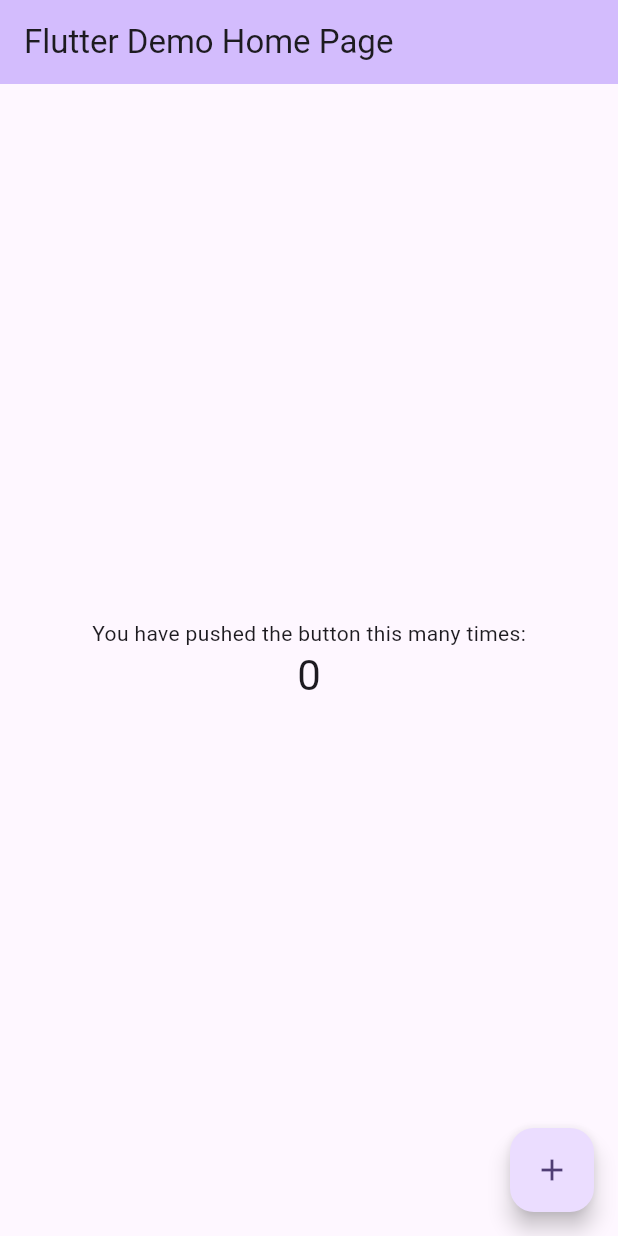
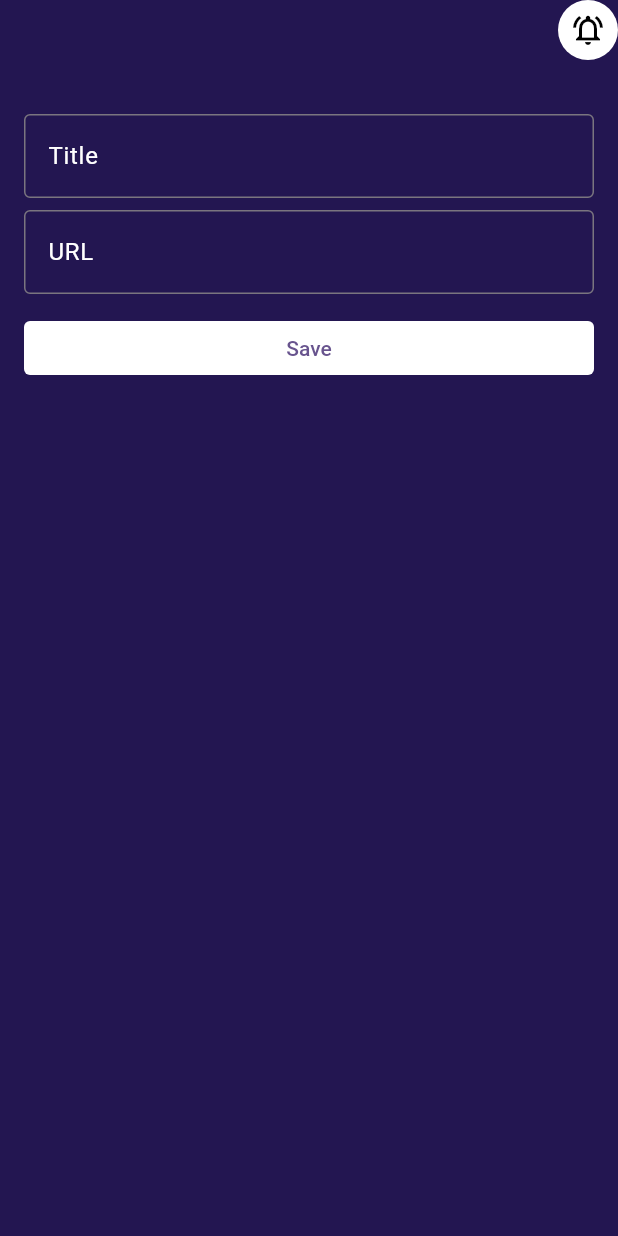
Before and after one commit to Cavin6080/bookmark-manager, a Flutter app: the screen it shows after launch, on a phone screen of 412 x 824 dp. Run offline on Flutter 3.47's test engine with Material 3 defaults, Android fonts, the light colour scheme and no system bars; our stand-ins replace animated_text_kit, concentric_transition, dio, flashy_tab_bar2, flutter_svg, get and 1 more; missing offline and left inert: link_preview_generator, receive_sharing_intent.

Commit message:
Added extension adding functionality

```diff
--- /dev/null
+++ b/packages/bookmark_manager_extension/lib/extension_controller.dart
@@ -0,0 +1,35 @@
+import 'package:dio/browser.dart';
+import 'package:dio/dio.dart';
+import 'package:flutter/cupertino.dart';
+import 'package:get/get.dart';
+
+class AddBookmarkController extends GetxController {
+  final titleController = TextEditingController();
+  final urlController = TextEditingController();
+
+  bool isLoading = false;
+
+  Future<bool> saveBookmark(String title, String url) async {
+    isLoading = true;
+    update();
+    final dio = Dio();
+    dio.httpClientAdapter = BrowserHttpClientAdapter();
+
+    final result = await dio.post(
+        options: Options(contentType: 'application/json'),
+        'https://directus-supabase.onrender.com/items/bookmarks/',
+        data: {'title': title, 'url': url});
+
+    if (result.statusCode == 400) {
+      isLoading = false;
+      update();
+      return false;
+    } else {
+      isLoading = false;
+      urlController.clear();
+      titleController.clear();
+      update();
+      return true;
+    }
+  }
+}
--- a/packages/bookmark_manager_extension/lib/main.dart
+++ b/packages/bookmark_manager_extension/lib/main.dart
@@ -1,4 +1,6 @@
+import 'package:bookmark_manager_extension/extension_controller.dart';
 import 'package:flutter/material.dart';
+import 'package:get/get.dart';
 
 void main() {
   runApp(const MyApp());
@@ -7,27 +9,11 @@
 class MyApp extends StatelessWidget {
   const MyApp({super.key});
 
-  // This widget is the root of your application.
   @override
   Widget build(BuildContext context) {
     return MaterialApp(
       title: 'Flutter Demo',
       theme: ThemeData(
-        // This is the theme of your application.
-        //
-        // TRY THIS: Try running your application with "flutter run". You'll see
-        // the application has a purple toolbar. Then, without quitting the app,
-        // try changing the seedColor in the colorScheme below to Colors.green
-        // and then invoke "hot reload" (save your changes or press the "hot
-        // reload" button in a Flutter-supported IDE, or press "r" if you used
-        // the command line to start the app).
-        //
-        // Notice that the counter didn't reset back to zero; the application
-        // state is not lost during the reload. To reset the state, use hot
-        // restart instead.
-        //
-        // This works for code too, not just values: Most code changes can be
-        // tested with just a hot reload.
         colorScheme: ColorScheme.fromSeed(seedColor: Colors.deepPurple),
         useMaterial3: true,
       ),
@@ -39,15 +25,6 @@
 class MyHomePage extends StatefulWidget {
   const MyHomePage({super.key, required this.title});
 
-  // This widget is the home page of your application. It is stateful, meaning
-  // that it has a State object (defined below) that contains fields that affect
-  // how it looks.
-
-  // This class is the configuration for the state. It holds the values (in this
-  // case the title) provided by the parent (in this case the App widget) and
-  // used by the build method of the State. Fields in a Widget subclass are
-  // always marked "final".
-
   final String title;
 
   @override
@@ -55,71 +32,196 @@
 }
 
 class _MyHomePageState extends State<MyHomePage> {
-  int _counter = 0;
+  final controller = Get.put(AddBookmarkController());
+  @override
+  Widget build(BuildContext context) {
+    return Scaffold(
+      backgroundColor: const Color(0xFF231651),
+      body: SafeArea(
+        child: Column(
+          crossAxisAlignment: CrossAxisAlignment.start,
+          children: [
+            Row(
+              children: [
+                // Padding(
+                //   padding: const EdgeInsets.all(12.0),
+                //   child: Image.asset(
+                //     'assets/images/one_save_background_text.png',
+                //     width: MediaQuery.of(context).size.width * 0.5,
+                //   ),
+                // ),
+                const Spacer(),
+                CircleAvatar(
+                  backgroundColor: Colors.white,
+                  child: IconButton(
+                    icon: const Icon(Icons.notifications_active_outlined),
+                    color: Colors.black,
+                    onPressed: () {},
+                  ),
+                )
+              ],
+            ),
+            ListView(
+              shrinkWrap: true,
+              padding: const EdgeInsets.all(16),
+              physics: const NeverScrollableScrollPhysics(),
+              children: [
+                const SizedBox(height: 20),
+                TextField(
+                  controller: controller.titleController,
+                  style: const TextStyle(color: Colors.white),
+                  decoration: const InputDecoration(
+                      hintText: 'Title',
+                      border: OutlineInputBorder(),
+                      hintStyle: TextStyle(color: Colors.white)),
+                ),
+                const SizedBox(height: 8),
+                TextField(
+                  controller: controller.urlController,
+                  style: const TextStyle(color: Colors.white),
+                  decoration: const InputDecoration(
+                      hintText: 'URL',
+                      border: OutlineInputBorder(),
+                      hintStyle: TextStyle(color: Colors.white)),
+                ),
+                const SizedBox(height: 18),
+                GetBuilder<AddBookmarkController>(
+                  builder: (logic) {
+                    return CustomButton(
+                      buttonState: logic.isLoading ? ButtonState.inProgress : ButtonState.normal,
+                      onPressed: () async {
+                        final isAdded = await logic.saveBookmark(
+                          logic.titleController.text,
+                          logic.urlController.text,
+                        );
+                        if (isAdded) {
+                          Get.snackbar('Saved', 'Your bookmark is saved successfully');
+                        } else {
+                          Get.snackbar('Error', 'Your bookmark can\'t be saved',
+                              backgroundColor: Colors.red);
+                        }
+                      },
+                      color: Colors.white,
+                      child: const Text('Save'),
+                    );
+                  },
+                ),
+              ],
+            )
+          ],
+        ),
+      ),
+    );
+  }
+}
 
-  void _incrementCounter() {
-    setState(() {
-      // This call to setState tells the Flutter framework that something has
-      // changed in this State, which causes it to rerun the build method below
-      // so that the display can reflect the updated values. If we changed
-      // _counter without calling setState(), then the build method would not be
-      // called again, and so nothing would appear to happen.
-      _counter++;
-    });
-  }
+class CustomButton extends StatelessWidget {
+  const CustomButton({
+    required this.onPressed,
+    super.key,
+    this.buttonState = ButtonState.normal,
+    this.progressColor = Colors.white,
+    this.borderRadius,
+    this.child,
+    this.color,
+    this.textColor = Colors.white,
+    this.elevation,
+    this.isDisabled,
+  });
+
+  /// Callback when this button is pressed
+  final Function? onPressed;
+
+  /// State of the button.
+  ///
+  /// Defaults to [ButtonState.normal]
+  final ButtonState buttonState;
+
+  /// Child of the button to show when the
+  /// state is [ButtonState.normal]
+  final Widget? child;
+  final double? borderRadius;
+
+  /// Color for [CircularProgressIndicator] which will be shown
+  /// when state is [ButtonState.inProgress]
+  ///
+  /// Defaults to [Colors.white]
+  final Color progressColor;
+
+  /// Color of the button
+  final Color? color;
+
+  /// Text color
+  final Color? textColor;
+
+  /// Elevation
+  final double? elevation;
+
+  // enable - disable
+  final bool? isDisabled;
 
   @override
   Widget build(BuildContext context) {
-    // This method is rerun every time setState is called, for instance as done
-    // by the _incrementCounter method above.
-    //
-    // The Flutter framework has been optimized to make rerunning build methods
-    // fast, so that you can just rebuild anything that needs updating rather
-    // than having to individually change instances of widgets.
-    return Scaffold(
-      appBar: AppBar(
-        // TRY THIS: Try changing the color here to a specific color (to
-        // Colors.amber, perhaps?) and trigger a hot reload to see the AppBar
-        // change color while the other colors stay the same.
-        backgroundColor: Theme.of(context).colorScheme.inversePrimary,
-        // Here we take the value from the MyHomePage object that was created by
-        // the App.build method, and use it to set our appbar title.
-        title: Text(widget.title),
-      ),
-      body: Center(
-        // Center is a layout widget. It takes a single child and positions it
-        // in the middle of the parent.
-        child: Column(
-          // Column is also a layout widget. It takes a list of children and
-          // arranges them vertically. By default, it sizes itself to fit its
-          // children horizontally, and tries to be as tall as its parent.
-          //
-          // Column has various properties to control how it sizes itself and
-          // how it positions its children. Here we use mainAxisAlignment to
-          // center the children vertically; the main axis here is the vertical
-          // axis because Columns are vertical (the cross axis would be
-          // horizontal).
-          //
-          // TRY THIS: Invoke "debug painting" (choose the "Toggle Debug Paint"
-          // action in the IDE, or press "p" in the console), to see the
-          // wireframe for each widget.
-          mainAxisAlignment: MainAxisAlignment.center,
-          children: <Widget>[
-            const Text(
-              'You have pushed the button this many times:',
+    // Get the default radius if it's not done yet
+    var defaultRadius = borderRadius ?? 4;
+
+    return LayoutBuilder(
+      builder: (context, constraints) {
+        final height = Theme.of(context).buttonTheme.height;
+        final padding = Theme.of(context).buttonTheme.padding;
+        final width = constraints.maxWidth;
+
+        // When in progress mode, we want to convert the button
+        // to circle so the height and width should be same
+        final widthToSet = buttonState == ButtonState.normal ? width : height;
+
+        // Set the radius to the half of the height in order to
+        // convert the button to circle when in progress mode
+        final radiusToSet = buttonState == ButtonState.normal ? defaultRadius : height / 2;
+
+        // Remove the padding when in the progress mode
+        final paddingToSet = buttonState == ButtonState.normal ? padding : EdgeInsets.zero;
+
+        // Show progress bar when in the progress mode instead
+        // of actual child of this button
+        final childToSet = buttonState == ButtonState.normal
+            ? child
+            : CircularProgressIndicator(
+                valueColor: AlwaysStoppedAnimation(progressColor),
+              );
+
+        return AnimatedContainer(
+          width: widthToSet,
+          height: height,
+          duration: const Duration(
+            milliseconds: 300,
+          ),
+          curve: Curves.linearToEaseOut,
+          child: ElevatedButton(
+            style: ElevatedButton.styleFrom(
+              shadowColor: Colors.transparent,
+              backgroundColor:
+                  !(isDisabled ?? false) ? color ?? const Color(0xFF231651) : Colors.grey,
+              shape: RoundedRectangleBorder(
+                borderRadius: BorderRadius.circular(radiusToSet),
+              ),
+              padding: paddingToSet,
+              textStyle: TextStyle(color: textColor, fontWeight: FontWeight.w500),
+              elevation: elevation ?? 0,
             ),
-            Text(
-              '$_counter',
-              style: Theme.of(context).textTheme.headlineMedium,
-            ),
-          ],
-        ),
-      ),
-      floatingActionButton: FloatingActionButton(
-        onPressed: _incrementCounter,
-        tooltip: 'Increment',
-        child: const Icon(Icons.add),
-      ), // This trailing comma makes auto-formatting nicer for build methods.
+            onPressed: !(isDisabled ?? false) ? onPressed as void Function()? : null,
+            child: childToSet,
+          ),
+        );
+      },
     );
   }
 }
+
+enum ButtonState {
+  /// Indicates the button is showing in progress
+  inProgress,
+
+  /// Indicates the normal state
+  normal,
+}
--- a/packages/bookmark_manager_extension/pubspec.yaml
+++ b/packages/bookmark_manager_extension/pubspec.yaml
@@ -36,6 +36,8 @@ dependencies:
   # The following adds the Cupertino Icons font to your application.
   # Use with the CupertinoIcons class for iOS style icons.
   cupertino_icons: ^1.0.2
+  get: ^4.6.6
+  dio: ^5.4.0
 
 dev_dependencies:
   flutter_test:
```
Also changed, not shown: packages/bookmark_manager_extension/pubspec.lock, 2 other files.
